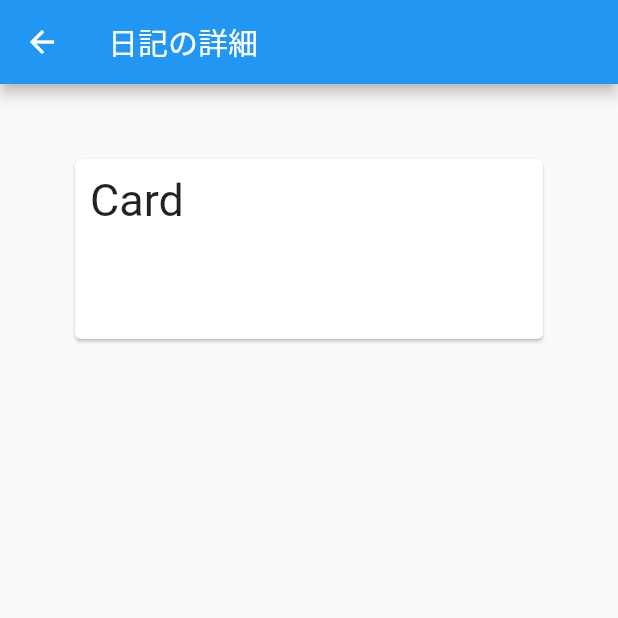
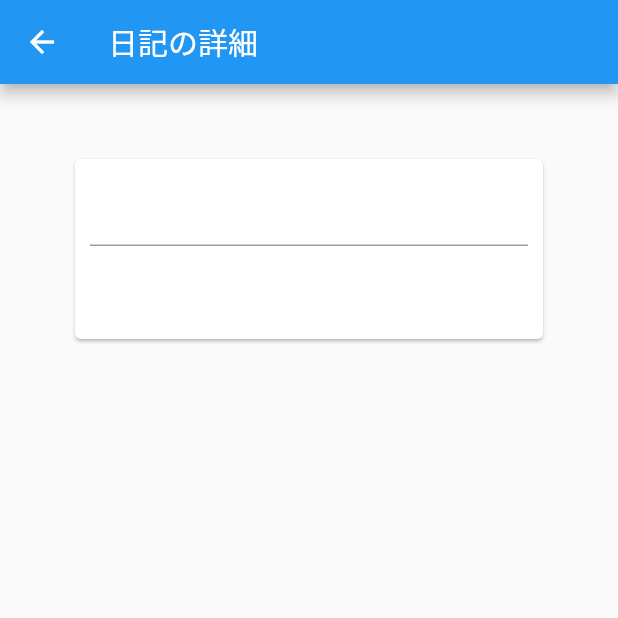
Before and after one commit to rikuProgramer/rick_stressapp_test, a Flutter app: the NikkiDetail screen opened directly, on a phone screen of 412 x 824 dp, the top half of it. Run offline on Flutter 3.47's test engine with Material 2 defaults, Android fonts, the phone set to English and light mode, and no system bars.

Commit message:
デザインを大きく変更することにしました。 ホームから全文章を見れるようにします。

```diff
--- a/lib/Nikki_detail.dart
+++ b/lib/Nikki_detail.dart
@@ -1,6 +1,7 @@
 import 'dart:core';
 import 'package:flutter/cupertino.dart';
 import 'package:flutter/material.dart';
+import 'package:test_f_0225/Nikki_text_app.dart';
 
 class NikkiDetail extends StatefulWidget {
   const NikkiDetail({Key? key}) : super(key: key);
@@ -15,8 +16,6 @@ class _NikkiDetailState extends State<NikkiDetail> {
   List<String> nikkiTextTrigger = [];
   List<String> nikkiEmotion = [];
   List<String> nikkiStressPoint = [];
-
-  ///これはただのメモです
 
 
 
@@ -35,9 +34,11 @@ class _NikkiDetailState extends State<NikkiDetail> {
                 margin: const EdgeInsets.all(10.0),
                 width: 300,
                 height: 100,
-                child: const Text(
-                  'Card',
-                  style: TextStyle(fontSize: 30),
+                child: TextField(
+                  onChanged: (String value){
+                    print('abc');
+                    // ここで値の受け渡しをしたいがクラスをまたぐのでやり方がわからない
+                  },
                 ),
               ),
             )
--- a/lib/Nikki_text_app.dart
+++ b/lib/Nikki_text_app.dart
@@ -7,6 +7,8 @@ class TextAddPage extends StatefulWidget {
   @override
   _TextAddPageState createState() => _TextAddPageState();
 }
+
+
 
 class _TextAddPageState extends State<TextAddPage> {
   String _textTrigger = '';
--- a/lib/nikki_view_home.dart
+++ b/lib/nikki_view_home.dart
@@ -12,6 +12,7 @@ class NikkiView extends StatefulWidget {
 
 class _NikkiPageState extends State<NikkiView> {
   List<String> nikkiTitle = [];
+  List<String> nikkiTrigger = [];
 
   @override
   Widget build(BuildContext context) {
@@ -32,6 +33,7 @@ class _NikkiPageState extends State<NikkiView> {
       body: ListView.builder(
         itemCount: nikkiTitle.length,
         itemBuilder: (BuildContext context, int index) {
+
           return ListTile(
             leading: Container(
               width: 80,
@@ -44,7 +46,6 @@ class _NikkiPageState extends State<NikkiView> {
               ),
             ),
             title: Text(nikkiTitle[index], style: const TextStyle(fontSize: 16)),
-
             ///subtitleを使って日付と日記のタイトル表示させるのも面白いかも
             trailing: const Icon(Icons.navigate_next),
             onTap: () => {
```
